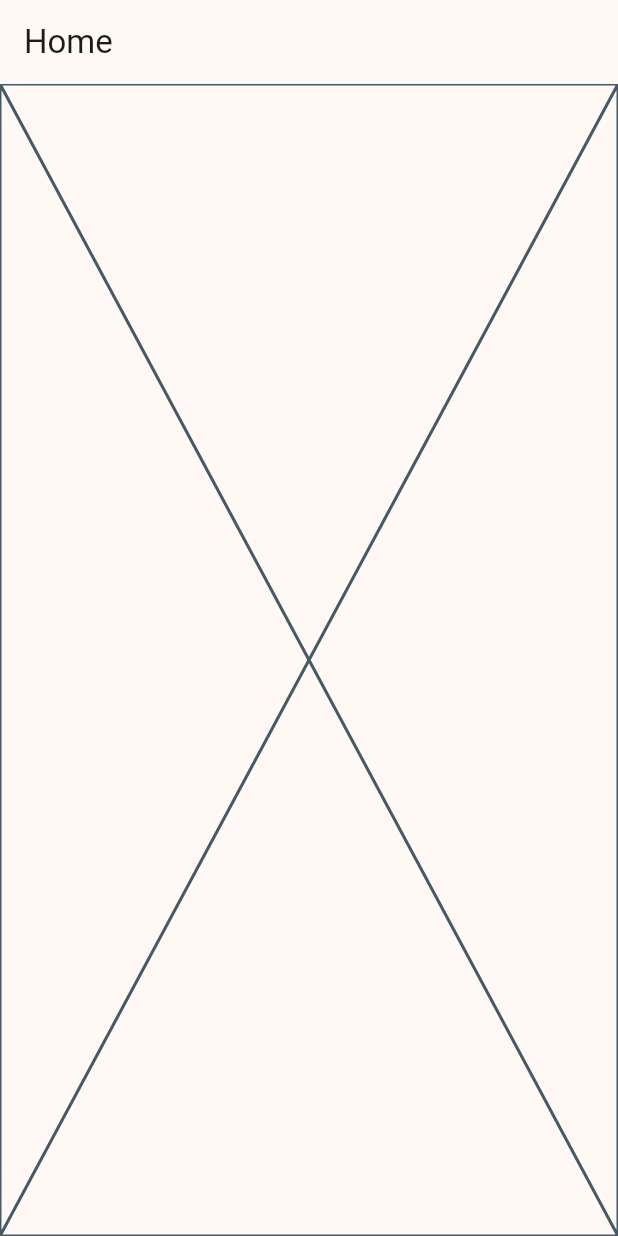
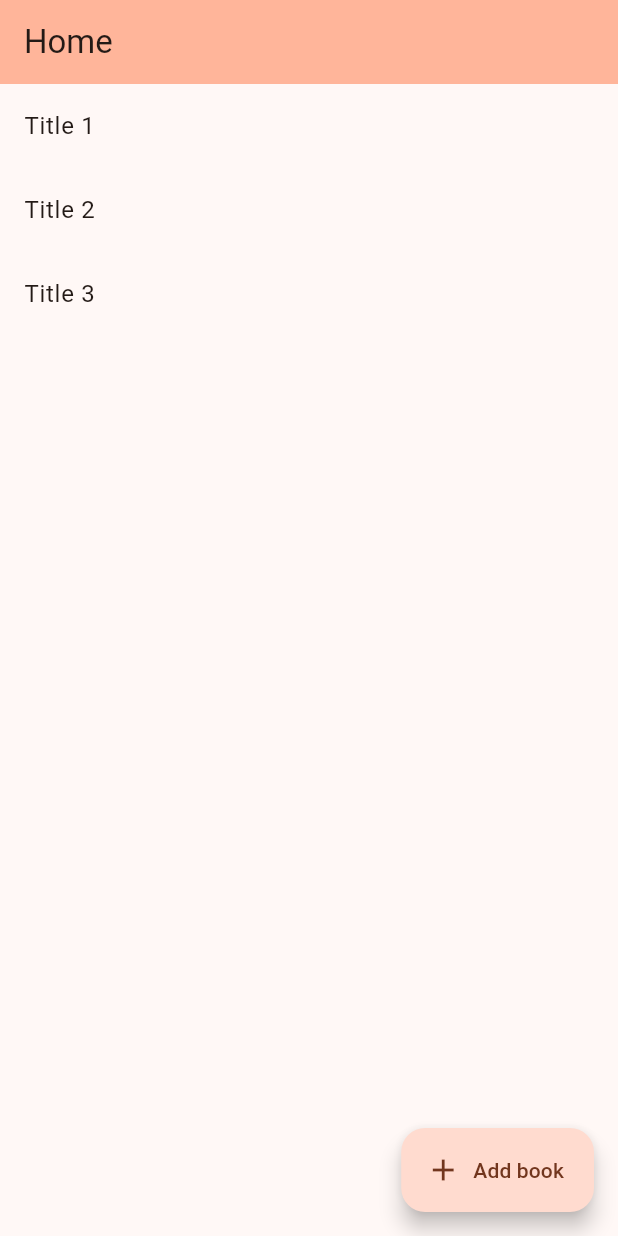
Before and after one commit to vlytvyne/bookshelf, a Flutter app: the screen it shows after launch, on a phone screen of 412 x 824 dp. Run offline on Flutter 3.47's test engine with Material 3 defaults, Android fonts, the phone set to English and light mode, and no system bars; our stand-ins replace floor, flutter_riverpod, sqflite; accounts and stored records are empty; generated files the repository leaves out were written again.

Commit message:
basic UI

```diff
--- a/lib/app/app.dart
+++ b/lib/app/app.dart
@@ -1,19 +1,19 @@
-import 'package:bookshelf/ui/screens/home_page.dart';
+import 'package:bookshelf/ui/screens/home_screen.dart';
 import 'package:flutter/material.dart';
 
-class App extends StatelessWidget {
+class BookshelfApp extends StatelessWidget {
 
-  const App({super.key});
+  const BookshelfApp({super.key});
 
   @override
   Widget build(BuildContext context) {
     return MaterialApp(
       title: 'Bookshelf',
       theme: ThemeData(
-        colorScheme: ColorScheme.fromSeed(seedColor: Colors.orange),
+        colorScheme: ColorScheme.fromSeed(seedColor: Colors.brown),
         useMaterial3: true,
       ),
-      home: const HomePage(),
+      home: const HomeScreen(),
     );
   }
 }
--- /dev/null
+++ b/lib/app/providers.dart
@@ -0,0 +1,6 @@
+import 'package:bookshelf/data/database/database.dart';
+import 'package:flutter_riverpod/flutter_riverpod.dart';
+
+final databaseProvider = Provider<AppDatabase>((ref) {
+  throw Exception('Provider was not initialized. Override it in the main.');
+});
--- a/lib/main.dart
+++ b/lib/main.dart
@@ -1,6 +1,20 @@
 import 'package:bookshelf/app/app.dart';
+import 'package:bookshelf/app/providers.dart';
+import 'package:bookshelf/data/database/database.dart';
 import 'package:flutter/material.dart';
+import 'package:flutter_riverpod/flutter_riverpod.dart';
 
-void main() {
-  runApp(const App());
+Future<void> main() async {
+  WidgetsFlutterBinding.ensureInitialized();
+
+  final database = await $FloorAppDatabase.databaseBuilder('app_database.db').build();
+
+  runApp(
+    ProviderScope(
+      overrides: [
+        databaseProvider.overrideWithValue(database),
+      ],
+      child: const BookshelfApp()
+    ),
+  );
 }
--- a/lib/ui/screens/home_page.dart
+++ /dev/null
@@ -1,17 +0,0 @@
-import 'package:flutter/material.dart';
-
-class HomePage extends StatelessWidget {
-  const HomePage({super.key});
-
-  @override
-  Widget build(BuildContext context) {
-    return Scaffold(
-      appBar: AppBar(
-        title: Text(
-          'Home',
-        ),
-      ),
-      body: Placeholder(),
-    );
-  }
-}
--- /dev/null
+++ b/lib/ui/screens/home_screen.dart
@@ -0,0 +1,57 @@
+import 'package:bookshelf/data/entities/book.dart';
+import 'package:bookshelf/ui/widgets/tiles/book_tile.dart';
+import 'package:flutter/material.dart';
+
+final books = [
+  Book(
+    1,
+    'Title 1',
+    'Author 1',
+    'Genre 1',
+    DateTime.now(),
+    3,
+  ),
+  Book(
+    2,
+    'Title 2',
+    'Author 2',
+    'Genre 2',
+    DateTime.now(),
+    3,
+  ),
+  Book(
+    3,
+    'Title 3',
+    'Author 3',
+    'Genre 3',
+    DateTime.now(),
+    3,
+  ),
+];
+
+class HomeScreen extends StatelessWidget {
+  const HomeScreen({super.key});
+
+  @override
+  Widget build(BuildContext context) {
+    return Scaffold(
+      appBar: AppBar(
+        title: const Text('Home'),
+        backgroundColor: Theme.of(context).colorScheme.inversePrimary,
+      ),
+      body: ListView.builder(
+        itemCount: books.length,
+        itemBuilder: (context, index) {
+          return BookTile(books[index]);
+        }
+      ),
+      floatingActionButton: FloatingActionButton.extended(
+        label: const Text('Add book'),
+        icon: const Icon(Icons.add),
+        onPressed: () {
+
+        },
+      ),
+    );
+  }
+}
--- /dev/null
+++ b/lib/ui/widgets/tiles/book_tile.dart
@@ -0,0 +1,16 @@
+import 'package:bookshelf/data/entities/book.dart';
+import 'package:flutter/material.dart';
+
+class BookTile extends StatelessWidget {
+
+  final Book book;
+
+  const BookTile(this.book, {super.key,});
+
+  @override
+  Widget build(BuildContext context) {
+    return ListTile(
+      title: Text(book.title),
+    );
+  }
+}
--- a/pubspec.yaml
+++ b/pubspec.yaml
@@ -11,6 +11,7 @@ dependencies:
   flutter:
     sdk: flutter
   floor: ^1.5.0
+  flutter_riverpod: ^2.5.3
 
 dev_dependencies:
   flutter_test:
```
Also changed, not shown: pubspec.lock.
